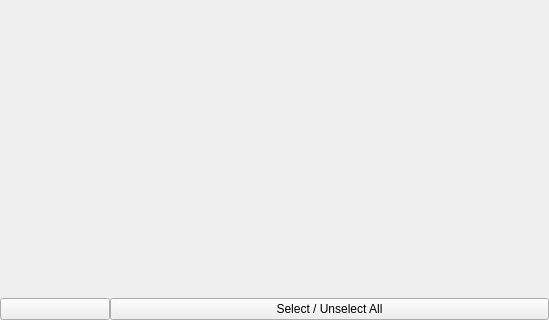
This is Src/Pages/VocabExplorerPage.ui in Aryetis/Obenkyobo as Qt 5 draws it before an edit; both pictures show x 0 to 549 and y 376 to 696 of the 549 by 696 pixel window. The edited form follows.
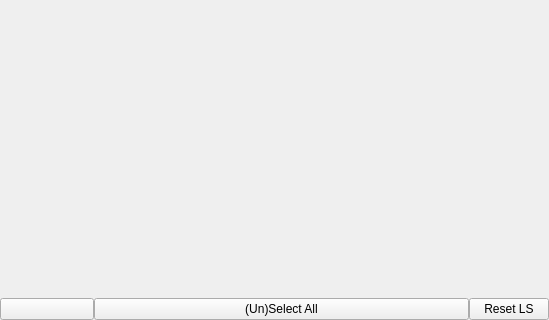
This is the edited form. Icons and pictures are not drawn.

Commit message: fixed Tools not initializing correctly, tweaked some ui pages, added more TODO to the list

The edit to the form file:
```diff
--- a/Src/Pages/VocabExplorerPage.ui
+++ b/Src/Pages/VocabExplorerPage.ui
@@ -112,7 +112,7 @@
     </widget>
    </item>
    <item>
-    <layout class="QHBoxLayout" name="BotLayout" stretch="2,8">
+    <layout class="QHBoxLayout" name="BotLayout" stretch="2,8,0">
      <property name="spacing">
       <number>0</number>
      </property>
@@ -145,7 +145,14 @@
         </sizepolicy>
        </property>
        <property name="text">
-        <string>Select / Unselect All</string>
+        <string>(Un)Select All</string>
+       </property>
+      </widget>
+     </item>
+     <item>
+      <widget class="QPushButton" name="resetButton">
+       <property name="text">
+        <string>Reset LS</string>
        </property>
       </widget>
      </item>
```
Left out of the diff: 2 changed lines with no effect on the pictures. The commit also changes 13 other files.
